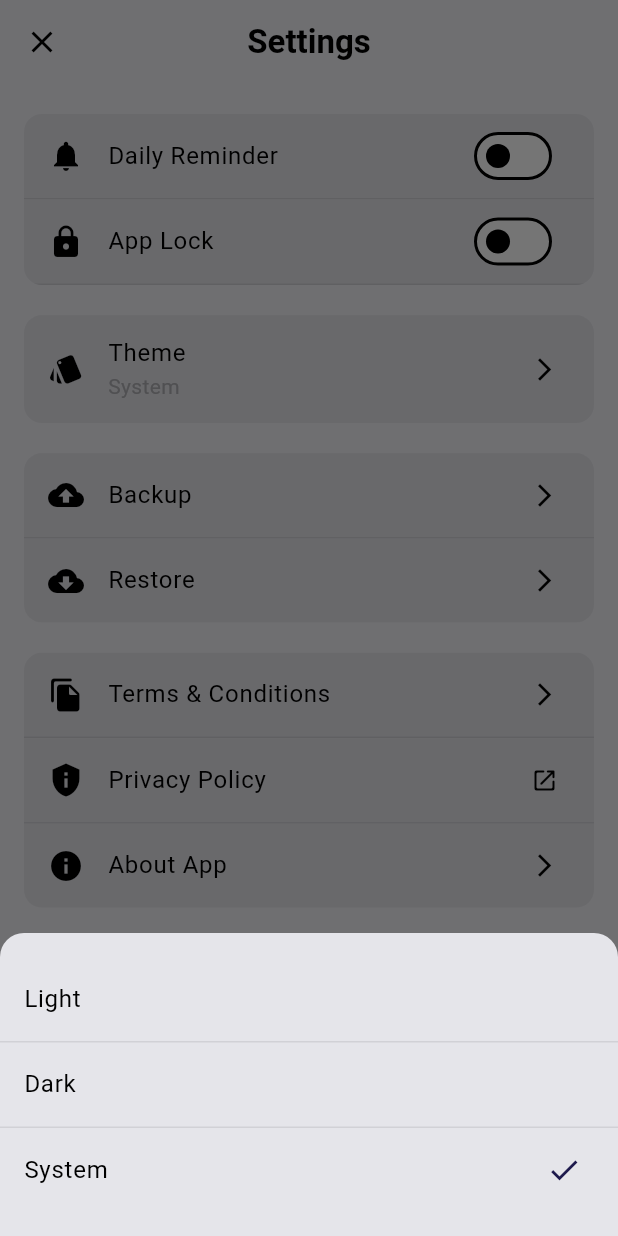
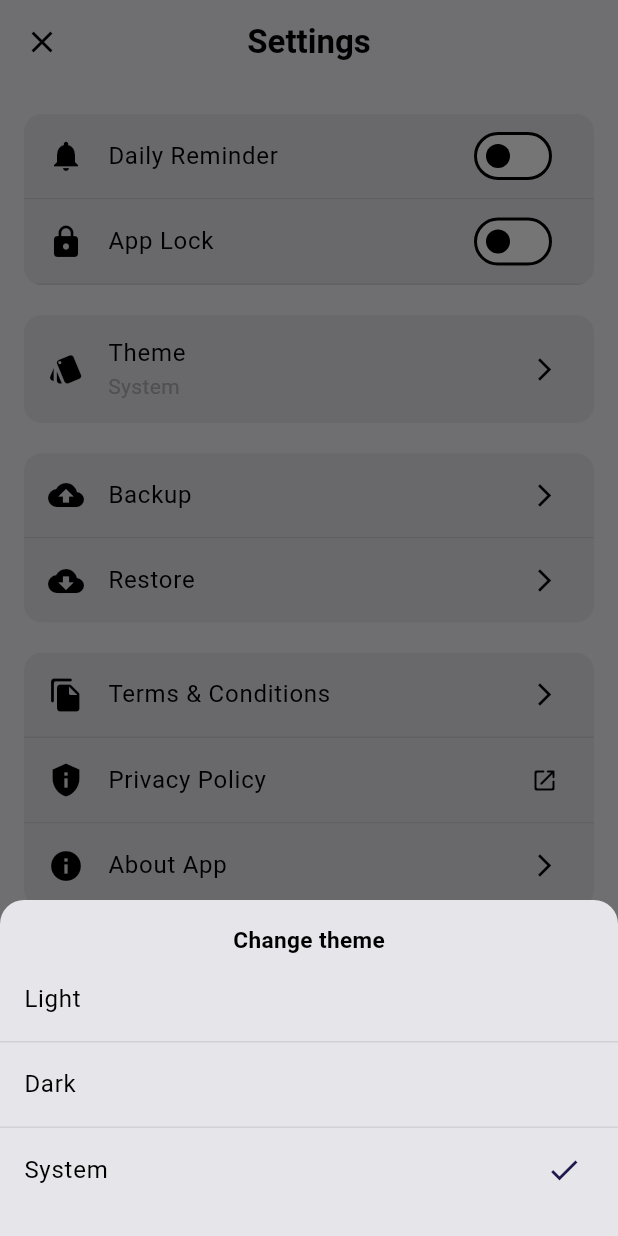
Before and after one commit to TheGandabherunda/OpenJot, a Flutter app: the SettingsBottomSheet screen opened directly, after a tap on "Theme", on a phone screen of 412 x 824 dp. Run offline on Flutter 3.47's test engine with Material 3 defaults, Android fonts, the phone set to English and light mode, and no system bars; our stand-ins replace audioplayers, camera, device_info_plus, file_picker, flutter_local_notifications, flutter_map and 21 more; missing offline and left inert: flutter_quill, photo_manager, photo_manager_image_provider, progressive_blur, receive_sharing_intent, record and 1 more; accounts and stored records are empty.

Commit message:
minor changes

```diff
--- a/lib/app/core/constants.dart
+++ b/lib/app/core/constants.dart
@@ -142,6 +142,7 @@ class AppConstants {
   static const String termsNConditions = "Terms & Conditions";
   static const String about = "About App";
   static const String version = "Version 1.0.0";
+  static const String changeTheme = "Change theme";
   static const String theme = "Theme";
   static const String themeLight = "Light";
   static const String themeDark = "Dark";
--- a/lib/app/modules/settings/settings_bottomsheet.dart
+++ b/lib/app/modules/settings/settings_bottomsheet.dart
@@ -98,6 +98,14 @@ class _SettingsBottomSheetState extends State<SettingsBottomSheet> {
         child: Column(
           mainAxisSize: MainAxisSize.min,
           children: <Widget>[
+            Text(
+              AppConstants.changeTheme,
+              style: TextStyle(
+                fontSize: 16.sp,
+                color: appThemeColors.grey10,
+                fontWeight: FontWeight.bold,
+              ),
+            ),
             ListTile(
               title: Text(AppConstants.themeLight,
                   style: TextStyle(color: appThemeColors.grey10)),
```
Also changed, not shown: 1 other file.
